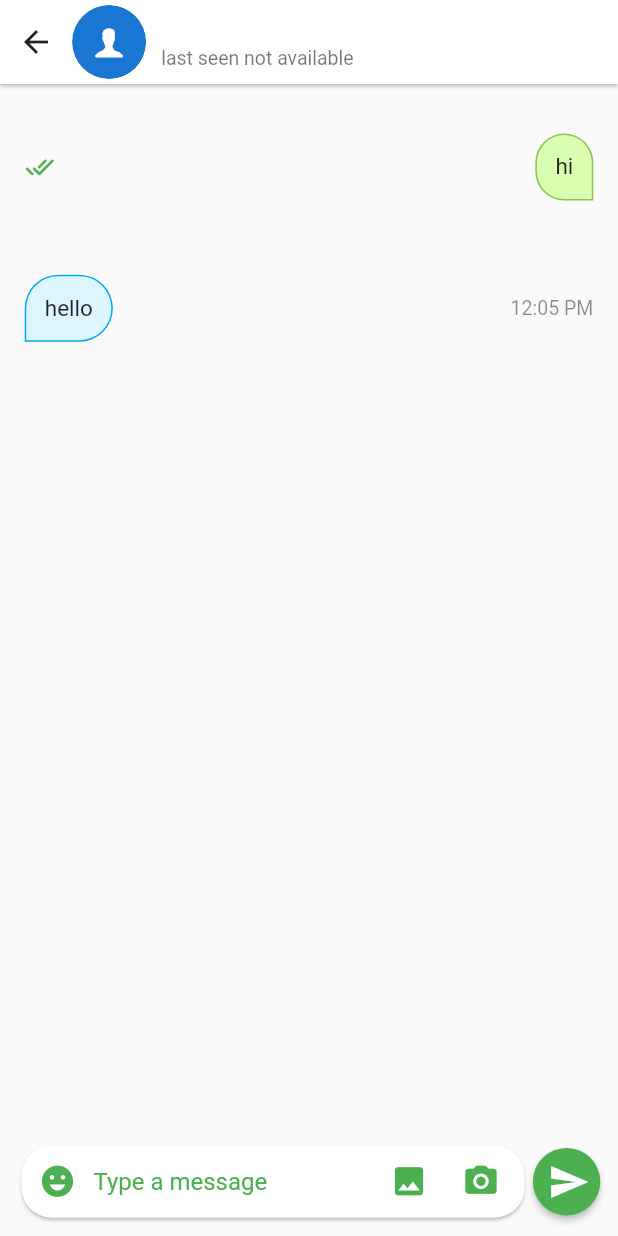
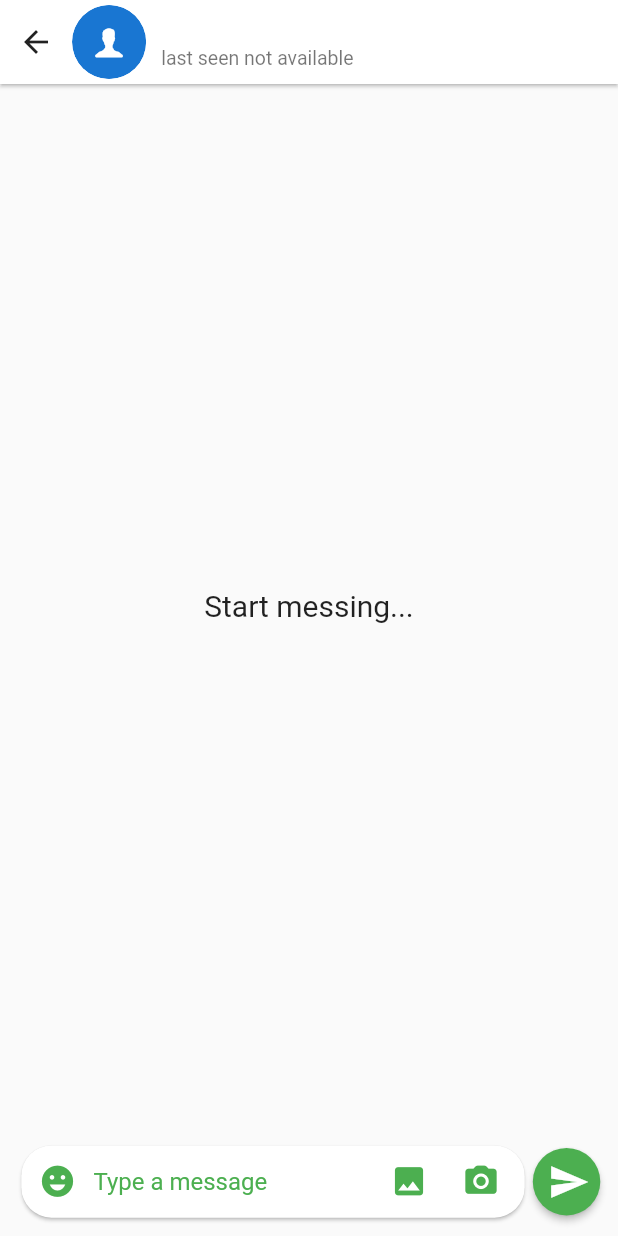
Before and after one commit to sagor1414/we-messages, a Flutter app: the ChatScreen screen opened directly with empty values, on a phone screen of 412 x 824 dp. Run offline on Flutter 3.47's test engine with Material 2 defaults, Android fonts, the phone set to English and light mode, and no system bars; drawn by our look-alikes of cached_network_image; our stand-ins replace cloud_firestore, firebase_auth, firebase_core, firebase_storage, get, google_sign_in and 2 more; accounts and stored records are empty; network calls fail.

Commit message:
message sent function

```diff
--- a/lib/controller/controller.dart
+++ b/lib/controller/controller.dart
@@ -4,6 +4,7 @@ import 'dart:io';
 import 'package:cloud_firestore/cloud_firestore.dart';
 import 'package:firebase_auth/firebase_auth.dart';
 import 'package:firebase_storage/firebase_storage.dart';
+import 'package:schats/model/chat_model.dart';
 import 'package:schats/model/user_model.dart';
 
 class Controller {
@@ -87,8 +88,38 @@ class Controller {
     });
   }
 
+  static String getConversationID(String id) => user.uid.hashCode <= id.hashCode
+      ? '${user.uid}_$id'
+      : '${id}_${user.uid}';
+
   //getting al message from database
-  static Stream<QuerySnapshot<Map<String, dynamic>>> getAllMessages() {
-    return firestoreController.collection('messages').snapshots();
+  static Stream<QuerySnapshot<Map<String, dynamic>>> getAllMessages(
+      ChatUser user) {
+    return firestoreController
+        .collection('/chats/${getConversationID(user.id)}/messages/')
+        .snapshots();
+  }
+
+  static Future<void> sendMessage(ChatUser chatUser, String msg) async {
+    final time = DateTime.now().millisecondsSinceEpoch.toString();
+
+    final Message message = Message(
+        msg: msg,
+        toId: chatUser.id,
+        read: '',
+        type: Type.text,
+        sent: time,
+        fromId: user.uid);
+
+    final ref = firestoreController
+        .collection('/chats/${getConversationID(chatUser.id)}/messages/');
+    await ref.doc(time).set(message.toJson());
+  }
+
+  static Future<void> updateMessageReadStatus(Message message) async {
+    firestoreController
+        .collection('/chats/${getConversationID(message.fromId)}/messages/')
+        .doc(message.sent)
+        .update({'read': DateTime.now().millisecondsSinceEpoch.toString()});
   }
 }
--- a/lib/view/chat_screen/chats_screen.dart
+++ b/lib/view/chat_screen/chats_screen.dart
@@ -1,5 +1,3 @@
-import 'dart:convert';
-
 import 'package:cached_network_image/cached_network_image.dart';
 import 'package:flutter/cupertino.dart';
 import 'package:flutter/material.dart';
@@ -9,7 +7,6 @@ import 'package:schats/main.dart';
 import 'package:schats/model/chat_model.dart';
 import 'package:schats/model/user_model.dart';
 import 'package:velocity_x/velocity_x.dart';
-
 import 'component/chat_buble.dart';
 
 class ChatScreen extends StatefulWidget {
@@ -22,6 +19,7 @@ class ChatScreen extends StatefulWidget {
 
 class _ChatScreenState extends State<ChatScreen> {
   List<Message> _list = [];
+  final textController = TextEditingController();
   @override
   Widget build(BuildContext context) {
     return SafeArea(
@@ -34,38 +32,25 @@ class _ChatScreenState extends State<ChatScreen> {
           children: [
             Expanded(
               child: StreamBuilder(
-                stream: Controller.getAllMessages(),
+                stream: Controller.getAllMessages(widget.user),
                 // stream: Controller.getAllUsers(),
                 builder: (context, snapshot) {
                   switch (snapshot.connectionState) {
                     case ConnectionState.waiting:
                     case ConnectionState.none:
                       return const Center(
-                        child: CircularProgressIndicator(),
+                        child: SizedBox(),
                       );
 
                     case ConnectionState.active:
                     case ConnectionState.done:
                       final data = snapshot.data?.docs;
                       // print('Data: ${jsonEncode(data![0].data())}');
-                      // _list =
-                      //     data?.map((e) => ChatUser.fromJson(e.data())).toList() ??
-                      //         [];
-                      _list.clear();
-                      _list.add(Message(
-                          msg: 'hi',
-                          toId: 'xyz',
-                          read: '',
-                          type: Type.text,
-                          sent: '12:05 PM',
-                          fromId: Controller.user.uid));
-                      _list.add(Message(
-                          msg: 'hello',
-                          toId: Controller.user.uid,
-                          read: '',
-                          type: Type.text,
-                          sent: '12:05 PM',
-                          fromId: 'xyz'));
+                      _list = data
+                              ?.map((e) => Message.fromJson(e.data()))
+                              .toList() ??
+                          [];
+
                       if (_list.isNotEmpty) {
                         return ListView.builder(
                           padding: EdgeInsets.only(top: mq.height * .01),
@@ -163,11 +148,12 @@ class _ChatScreenState extends State<ChatScreen> {
                       size: 25,
                     ),
                   ),
-                  const Expanded(
+                  Expanded(
                       child: TextField(
+                    controller: textController,
                     keyboardType: TextInputType.multiline,
                     maxLines: null,
-                    decoration: InputDecoration(
+                    decoration: const InputDecoration(
                         hintText: "Type a message",
                         hintStyle: TextStyle(color: Colors.green),
                         border: InputBorder.none),
@@ -198,7 +184,12 @@ class _ChatScreenState extends State<ChatScreen> {
             ),
           ),
           MaterialButton(
-            onPressed: () {},
+            onPressed: () {
+              if (textController.text.isNotEmpty) {
+                Controller.sendMessage(widget.user, textController.text);
+                textController.text = '';
+              }
+            },
             padding:
                 const EdgeInsets.only(top: 10, bottom: 10, right: 7, left: 10),
             minWidth: 0,
```
Also changed, not shown: lib/common_Widget/my_date_utils.dart (added, +9 -0 lines), lib/view/chat_screen/component/chat_buble.dart (+16 -7 lines).
